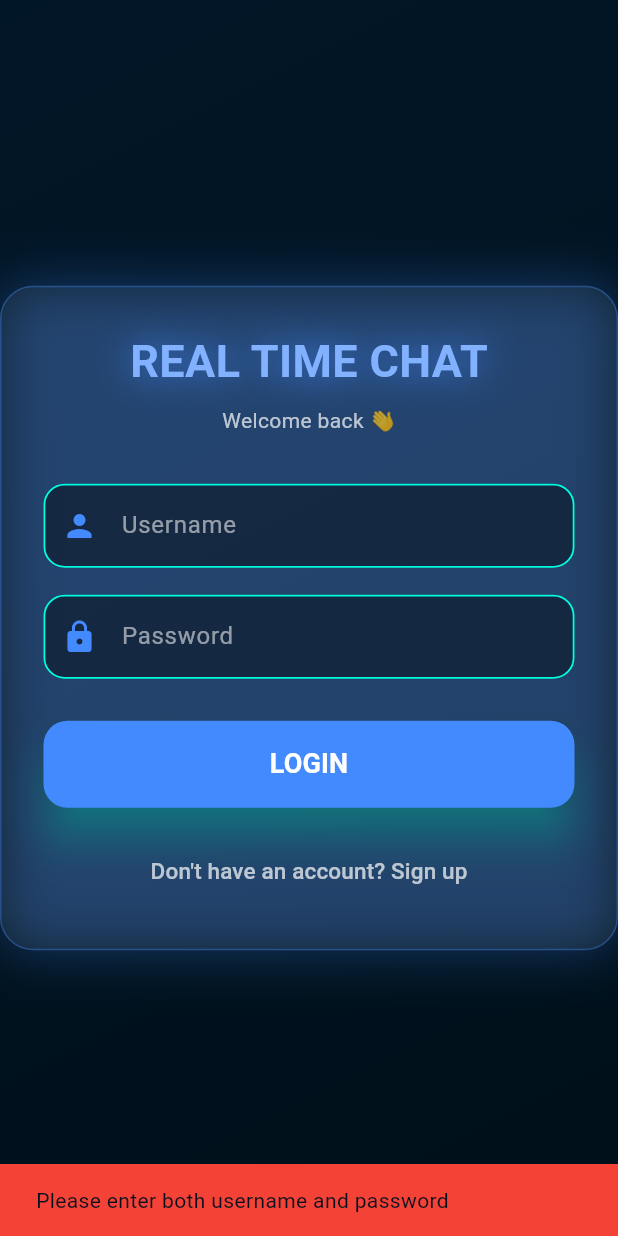
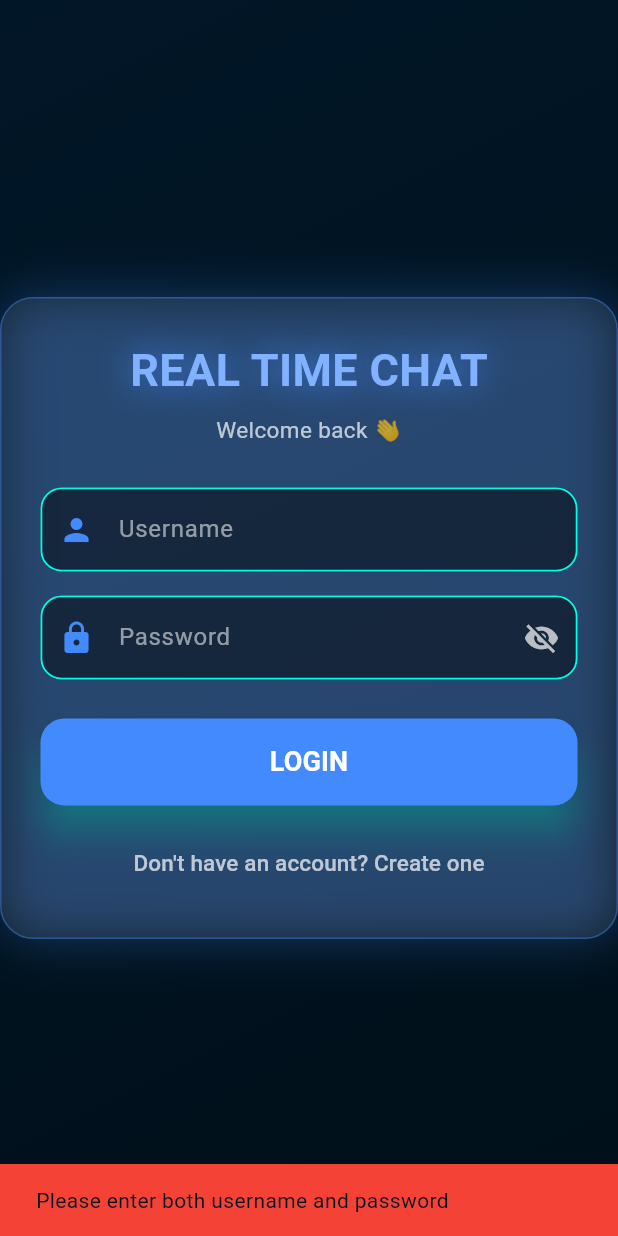
Before and after one commit to tarun470/flutter-frontend, a Flutter app: the screen it shows after launch, after a tap on "LOGIN", on a phone screen of 412 x 824 dp. Run offline on Flutter 3.47's test engine with Material 3 defaults, Android fonts, the phone set to English and light mode, and no system bars; our stand-ins replace emoji_picker_flutter, file_picker, flutter_secure_storage, socket_io_client; missing offline and left inert: dart:html; network calls fail.

Commit message:
Updated user model, login UI, and API service

```diff
--- a/lib/screens/login_screen.dart
+++ b/lib/screens/login_screen.dart
@@ -17,10 +17,11 @@ class _LoginScreenState extends State<LoginScreen> {
   final storage = SecureStorageService();
 
   bool loading = false;
+  bool showPassword = false;
 
-  // ---------------------- FIXED LOGIN LOGIC ----------------------
+  // ---------------------- LOGIN LOGIC ----------------------
   Future<void> login() async {
-    final username = usernameCtrl.text.trim();
+    final username = usernameCtrl.text.trim().toLowerCase();
     final password = passwordCtrl.text.trim();
 
     if (username.isEmpty || password.isEmpty) {
@@ -35,26 +36,21 @@ class _LoginScreenState extends State<LoginScreen> {
     setState(() => loading = false);
 
     if (res == null) {
-      _showError("Server error or invalid credentials");
+      _showError("Invalid username or password");
       return;
     }
 
-    // Backend returns: { token, user: { id, username, nickname } }
     final token = res["token"];
     final user = res["user"];
 
     if (token == null || user == null) {
-      _showError("Invalid server response");
+      _showError("Unexpected server error");
       return;
     }
 
-    final userId = user["id"];
-    final uname = user["username"];
-    final nickname = user["nickname"] ?? uname;
-
     await storage.saveToken(token);
-    await storage.saveUserId(userId);
-    await storage.saveUsername(nickname);
+    await storage.saveUserId(user.id);
+    await storage.saveUsername(user.nickname);
 
     Navigator.pushReplacement(
       context,
@@ -86,6 +82,7 @@ class _LoginScreenState extends State<LoginScreen> {
               child: _buildGlassLoginCard(),
             ),
           ),
+
           if (loading) _buildLoadingOverlay(),
         ],
       ),
@@ -108,34 +105,33 @@ class _LoginScreenState extends State<LoginScreen> {
     );
   }
 
-  // ---------------------- GLASSMORPHIC CARD ----------------------
+  // ---------------------- GLASS CARD ----------------------
   Widget _buildGlassLoginCard() {
     return AnimatedContainer(
       duration: const Duration(milliseconds: 500),
-      padding: const EdgeInsets.all(28),
+      padding: const EdgeInsets.all(26),
       decoration: BoxDecoration(
-        color: Colors.white.withOpacity(0.06),
+        color: Colors.white.withOpacity(0.08),
         borderRadius: BorderRadius.circular(22),
-        border: Border.all(color: Colors.blueAccent.withOpacity(0.35)),
+        border: Border.all(color: Colors.blueAccent.withOpacity(0.4)),
         boxShadow: [
           BoxShadow(
             color: Colors.blueAccent.withOpacity(0.3),
-            blurRadius: 30,
-            spreadRadius: 1,
-          )
+            blurRadius: 28,
+          ),
         ],
       ),
       child: Column(
         mainAxisSize: MainAxisSize.min,
         children: [
           _buildTitle(),
-          const SizedBox(height: 32),
+          const SizedBox(height: 28),
           _buildInput(usernameCtrl, "Username", Icons.person),
-          const SizedBox(height: 18),
-          _buildInput(passwordCtrl, "Password", Icons.lock, obscure: true),
-          const SizedBox(height: 28),
+          const SizedBox(height: 16),
+          _buildPasswordInput(),
+          const SizedBox(height: 26),
           _buildLoginButton(),
-          const SizedBox(height: 18),
+          const SizedBox(height: 14),
           _buildRegisterLink(),
         ],
       ),
@@ -154,8 +150,8 @@ class _LoginScreenState extends State<LoginScreen> {
             color: Colors.blueAccent.shade100,
             shadows: [
               Shadow(
-                color: Colors.blueAccent.withOpacity(0.9),
-                blurRadius: 30,
+                color: Colors.blueAccent.withOpacity(0.8),
+                blurRadius: 28,
               ),
             ],
           ),
@@ -163,25 +159,51 @@ class _LoginScreenState extends State<LoginScreen> {
         const SizedBox(height: 8),
         const Text(
           "Welcome back 👋",
-          style: TextStyle(color: Colors.white70, fontSize: 14),
+          style: TextStyle(color: Colors.white70, fontSize: 15),
         ),
       ],
     );
   }
 
-  // ---------------------- INPUT FIELD ----------------------
-  Widget _buildInput(TextEditingController ctrl, String hint, IconData icon,
-      {bool obscure = false}) {
+  // ---------------------- TEXT INPUT ----------------------
+  Widget _buildInput(
+      TextEditingController ctrl, String hint, IconData icon) {
     return TextField(
       controller: ctrl,
-      obscureText: obscure,
       style: const TextStyle(color: Colors.white),
       decoration: InputDecoration(
         prefixIcon: Icon(icon, color: Colors.blueAccent),
         hintText: hint,
         hintStyle: const TextStyle(color: Colors.white54),
         filled: true,
-        fillColor: Colors.black.withOpacity(0.4),
+        fillColor: Colors.black.withOpacity(0.45),
+        border: OutlineInputBorder(
+          borderRadius: BorderRadius.circular(16),
+          borderSide: BorderSide.none,
+        ),
+      ),
+    );
+  }
+
+  // ---------------------- PASSWORD INPUT WITH TOGGLE ----------------------
+  Widget _buildPasswordInput() {
+    return TextField(
+      controller: passwordCtrl,
+      obscureText: !showPassword,
+      style: const TextStyle(color: Colors.white),
+      decoration: InputDecoration(
+        prefixIcon: const Icon(Icons.lock, color: Colors.blueAccent),
+        suffixIcon: IconButton(
+          icon: Icon(
+            showPassword ? Icons.visibility : Icons.visibility_off,
+            color: Colors.white70,
+          ),
+          onPressed: () => setState(() => showPassword = !showPassword),
+        ),
+        hintText: "Password",
+        hintStyle: const TextStyle(color: Colors.white54),
+        filled: true,
+        fillColor: Colors.black.withOpacity(0.45),
         border: OutlineInputBorder(
           borderRadius: BorderRadius.circular(16),
           borderSide: BorderSide.none,
@@ -202,7 +224,7 @@ class _LoginScreenState extends State<LoginScreen> {
           shape: RoundedRectangleBorder(
             borderRadius: BorderRadius.circular(16),
           ),
-          elevation: 12,
+          elevation: 10,
         ),
         child: const Text(
           "LOGIN",
@@ -224,7 +246,7 @@ class _LoginScreenState extends State<LoginScreen> {
         MaterialPageRoute(builder: (_) => const RegisterScreen()),
       ),
       child: const Text(
-        "Don't have an account? Sign up",
+        "Don't have an account? Create one",
         style: TextStyle(color: Colors.white70, fontSize: 15),
       ),
     );
```
Also changed, not shown: lib/models/user.dart (+85 -50 lines), lib/services/api_service.dart (+104 -95 lines).
